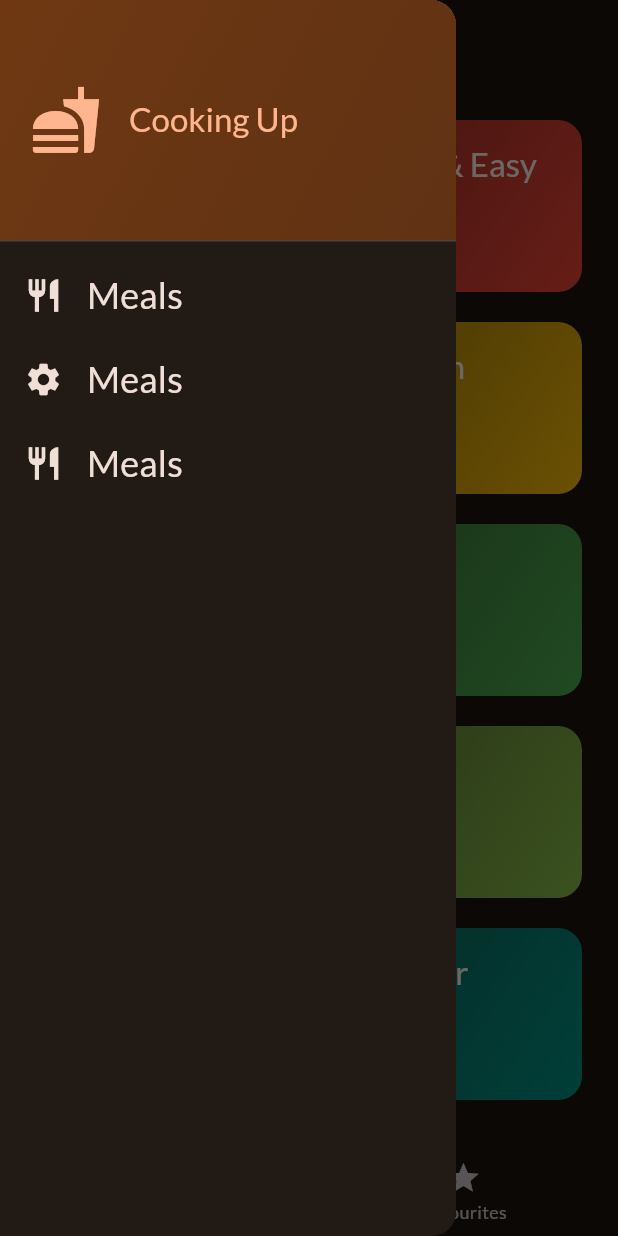
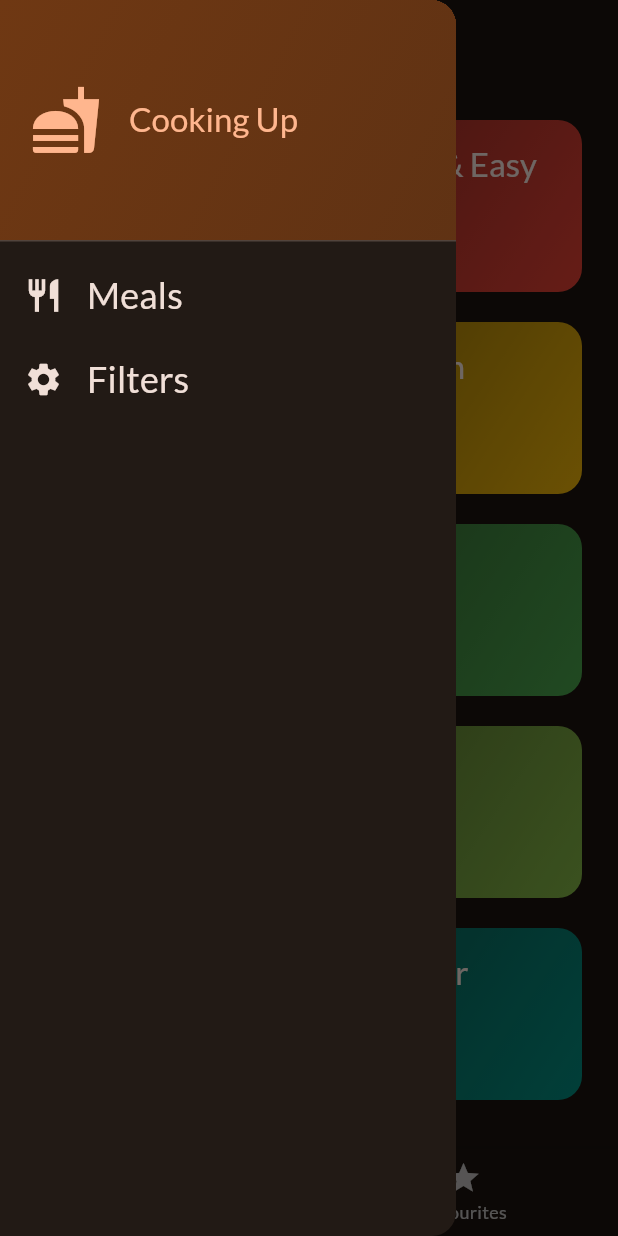
Before and after one commit to PyaeSone99/Meals_app, a Flutter app: the screen it shows after launch, with the side drawer open, on a phone screen of 412 x 824 dp. Run offline on Flutter 3.47's test engine with Material 3 defaults, Android fonts, the phone set to English and light mode, and no system bars; our stand-ins replace google_fonts, transparent_image.

Commit message:
169 - Adding a Filter Item

```diff
--- a/lib/screens/tabs.dart
+++ b/lib/screens/tabs.dart
@@ -51,6 +51,14 @@ class _TabScreenState extends State<TabScreen> {
     }
   }
 
+  void _setScreen(String identifier){
+    if (identifier == 'filters') {
+
+    }else {
+      Navigator.of(context).pop();
+    }
+  }
+
   @override
   Widget build(BuildContext context) {
     Widget activePage = Categories(onToogleFavourite: _toogleMealFavouriteStatus,);
@@ -67,7 +75,7 @@ class _TabScreenState extends State<TabScreen> {
           activePageTitle
         ),
       ),
-      drawer: const MainDrawer(),
+      drawer: MainDrawer(onSelectScream: _setScreen,),
       body: activePage,
       bottomNavigationBar: BottomNavigationBar(
         currentIndex: _selectedPageIndex,
--- a/lib/widgets/main_drawer.dart
+++ b/lib/widgets/main_drawer.dart
@@ -2,7 +2,9 @@ import 'package:flutter/material.dart';
 
 class MainDrawer extends StatelessWidget {
 
-  const MainDrawer({super.key});
+  const MainDrawer({super.key,required this.onSelectScream});
+
+  final void Function(String identifier) onSelectScream;
 
   @override
   Widget build(context) {
@@ -47,29 +49,22 @@ class MainDrawer extends StatelessWidget {
                     fontSize: 24
                   ),
              ),
-             onTap: (){} ,
+             onTap: (){
+              onSelectScream('meals');
+             } ,
           ),
           ListTile(
             leading: Icon(Icons.settings,size: 26,color: Theme.of(context).colorScheme.onBackground,),
              title: Text(
-              'Meals',
+              'Filters',
               style:Theme.of(context).textTheme.titleSmall!.copyWith(
                     color: Theme.of(context).colorScheme.onBackground,
                     fontSize: 24
                   ),
              ),
-             onTap: (){} ,
-          ),
-          ListTile(
-            leading: Icon(Icons.restaurant,size: 26,color: Theme.of(context).colorScheme.onBackground,),
-             title: Text(
-              'Meals',
-              style:Theme.of(context).textTheme.titleSmall!.copyWith(
-                    color: Theme.of(context).colorScheme.onBackground,
-                    fontSize: 24
-                  ),
-             ),
-             onTap: (){} ,
+             onTap: (){
+              onSelectScream('filters');
+             } ,
           ),
         ],
       ),
```
